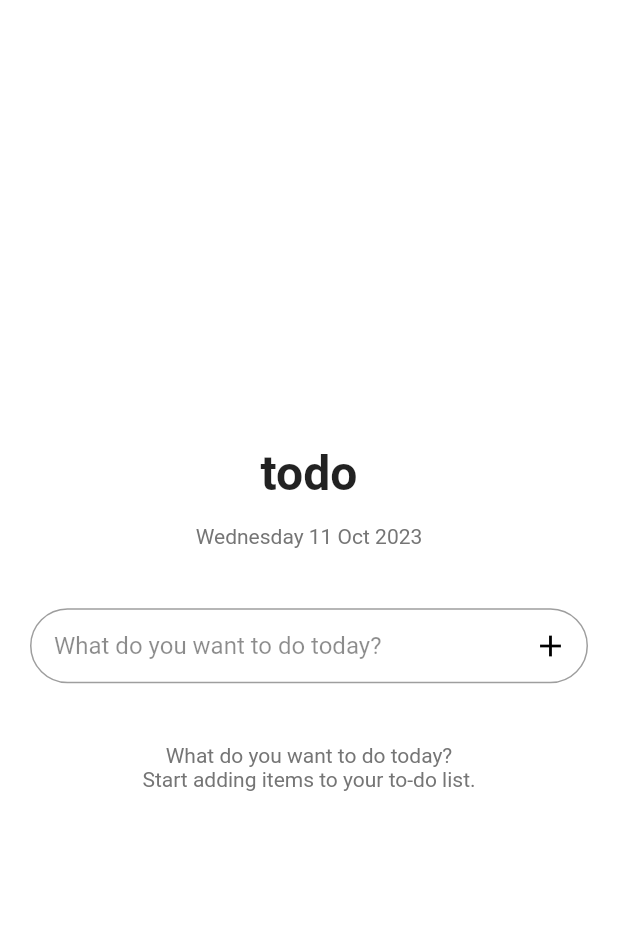
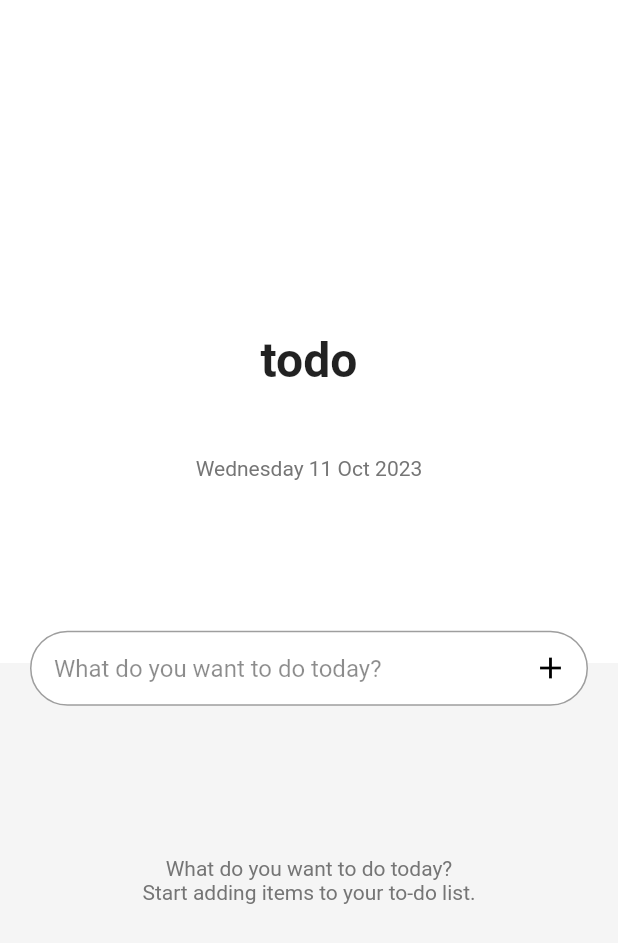
Before and after one commit to loandre/ToDoApp, a Flutter app: the screen it shows after launch, after a tap on "Add item", on a phone screen of 412 x 824 dp. Shown: the top 943 px of the screen. Run offline on Flutter 3.47's test engine with Material 2 defaults, Android fonts, the phone set to English and light mode, and no system bars; our stand-ins replace sqflite; accounts and stored records are empty.

Commit message:
screen ui Fixed

```diff
--- a/lib/screens/empty_todo.dart
+++ b/lib/screens/empty_todo.dart
@@ -15,13 +15,25 @@ class EmptyTodoScreenState extends State<EmptyTodoScreen> {
 
   @override
   Widget build(BuildContext context) {
+    double screenHeight = MediaQuery.of(context).size.height;
+
     return Scaffold(
-      body: Padding(
+      body: Stack(
+        children: [
+          Positioned(
+            top: screenHeight * 0.529,
+            left: 0,
+            right: 0,
+            bottom: 0,
+            child: Container(color: Colors.grey[100]),
+          ),
+          Padding(
             padding: const EdgeInsets.all(20.0),
             child: Column(
               mainAxisAlignment: MainAxisAlignment.center,
               crossAxisAlignment: CrossAxisAlignment.center,
               children: <Widget>[
+                Spacer(flex: 3),
                 Center(
                   child: Text(
                     'todo',
@@ -35,7 +47,7 @@ class EmptyTodoScreenState extends State<EmptyTodoScreen> {
                     style: TextStyle(color: Colors.grey[600]),
                   ),
                 ),
-            SizedBox(height: 40),
+                Spacer(flex: 2),
                 ElevatedButton.icon(
                   onPressed: _navigateToInputScreen,
                   icon: Icon(Icons.add, color: Colors.white),
@@ -49,7 +61,7 @@ class EmptyTodoScreenState extends State<EmptyTodoScreen> {
                     padding: EdgeInsets.symmetric(horizontal: 20, vertical: 12),
                   ),
                 ),
-            SizedBox(height: 40),
+                Spacer(flex: 2),
                 Center(
                   child: Text(
                     "What do you want to do today?\nStart adding items to your to-do list.",
@@ -57,8 +69,11 @@ class EmptyTodoScreenState extends State<EmptyTodoScreen> {
                     style: TextStyle(color: Colors.grey[600]),
                   ),
                 ),
+                Spacer(flex: 3),
               ],
             ),
+          ),
+        ],
       ),
     );
   }
--- a/lib/screens/input_todo.dart
+++ b/lib/screens/input_todo.dart
@@ -25,27 +25,39 @@ class InputTodoScreenState extends State<InputTodoScreen> {
 
   @override
   Widget build(BuildContext context) {
+    double screenHeight = MediaQuery.of(context).size.height;
+
     return Scaffold(
-      body: Padding(
+      body: Stack(
+        children: [
+          Positioned(
+            top: screenHeight / 2 + 30,
+            left: 0,
+            right: 0,
+            bottom: 0,
+            child: Container(color: Colors.grey[100]),
+          ),
+          Padding(
             padding: const EdgeInsets.all(20.0),
             child: Column(
               mainAxisAlignment: MainAxisAlignment.center,
               crossAxisAlignment: CrossAxisAlignment.center,
               children: <Widget>[
+                Spacer(flex: 2),
                 Center(
                   child: Text(
                     'todo',
                     style: TextStyle(fontSize: 32, fontWeight: FontWeight.bold),
                   ),
                 ),
-            SizedBox(height: 15),
+                SizedBox(height: 45),
                 Center(
                   child: Text(
                     DateFormat('EEEE dd MMM yyyy').format(DateTime.now()),
                     style: TextStyle(color: Colors.grey[600]),
                   ),
                 ),
-            SizedBox(height: 40),
+                Spacer(flex: 1),
                 Container(
                   decoration: BoxDecoration(
                     color: Colors.white,
@@ -79,7 +91,7 @@ class InputTodoScreenState extends State<InputTodoScreen> {
                     ],
                   ),
                 ),
-            SizedBox(height: 40),
+                Spacer(flex: 1),
                 Center(
                   child: Text(
                     "What do you want to do today?\nStart adding items to your to-do list.",
@@ -87,8 +99,11 @@ class InputTodoScreenState extends State<InputTodoScreen> {
                     style: TextStyle(color: Colors.grey[600]),
                   ),
                 ),
+                Spacer(flex: 2),
               ],
             ),
+          ),
+        ],
       ),
     );
   }
```
Lines whose indentation alone changed are shown as unchanged.
